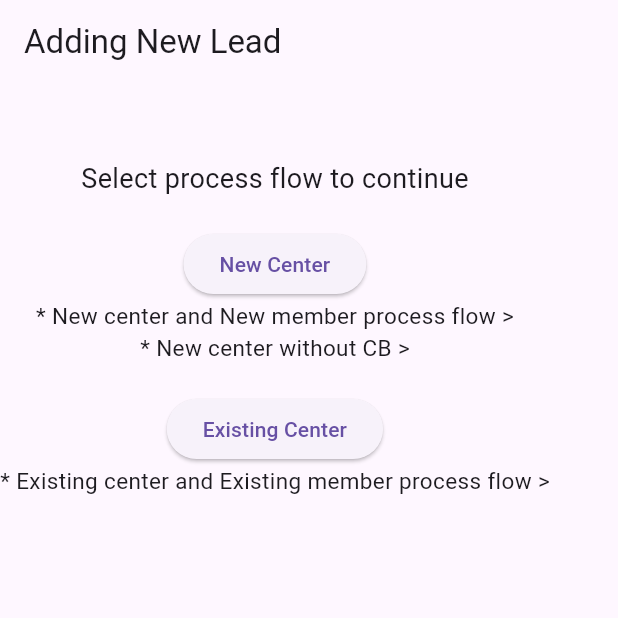
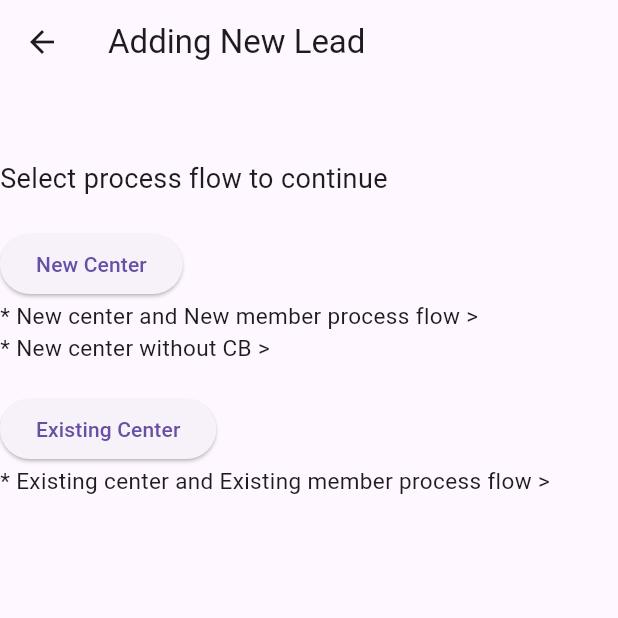
Before and after one commit to nandan15/los_app, a Flutter app: the BranchSelectScreen screen opened directly, after a tap on "New Lead Creation", on a phone screen of 412 x 824 dp, the top half of it. Run offline on Flutter 3.47's test engine with Material 3 defaults, Android fonts, the phone set to English and light mode, and no system bars.

Commit message:
Adjustments and UI fixes

```diff
--- a/lib/screens/branchSelect/branch_select.dart
+++ b/lib/screens/branchSelect/branch_select.dart
@@ -1,4 +1,5 @@
 import 'package:flutter/material.dart';
+import 'package:los_app/screens/newapplication/new_applicationscreen.dart';
 import 'package:los_app/screens/newleadcreation/new_leadscreen.dart';
 
 void main() {
@@ -61,7 +62,7 @@ class BranchSelectScreen extends StatelessWidget {
                 onPressed: () {
                   Navigator.push(
                     context,
-                    MaterialPageRoute(builder: (context) => NewLeadScreenApp()),
+                    MaterialPageRoute(builder: (context) => NewLeadScreen()),
                   );
                 },
                 icon: Icon(Icons.add),
@@ -81,6 +82,10 @@ class BranchSelectScreen extends StatelessWidget {
           ElevatedButton.icon(
             onPressed: () {
               // Handle Village Survey
+              // Navigator.push(
+              //   context,
+              //   MaterialPageRoute(builder: (context) => NewApplicationScreen()),
+              // );
             },
             icon: Icon(Icons.map),
             label: Text('Village Survey'),
--- a/lib/screens/newleadcreation/new_leadscreen.dart
+++ b/lib/screens/newleadcreation/new_leadscreen.dart
@@ -1,22 +1,12 @@
 import 'package:flutter/material.dart';
-import 'package:flutter/rendering.dart';
 import 'package:los_app/screens/new member/new_memeber.dart';
-void main() {
-  runApp(NewLeadScreenApp());
+
+class NewLeadScreen extends StatefulWidget {
+  @override
+  NewLeadScreenApp createState() => NewLeadScreenApp();
 }
 
-class NewLeadScreenApp extends StatelessWidget {
-  @override
-  Widget build(BuildContext context) {
-    return MaterialApp(
-      title: 'Adding New Lead',
-      theme: ThemeData(),
-      home: NewLeadScreen(),
-    );
-  }
-}
-
-class NewLeadScreen extends StatelessWidget {
+class NewLeadScreenApp extends State<NewLeadScreen> {
   @override
   Widget build(BuildContext context) {
     return Scaffold(
@@ -25,6 +15,8 @@ class NewLeadScreen extends StatelessWidget {
         ),
         body: SafeArea(
             child: Column(
+          mainAxisAlignment: MainAxisAlignment.start,
+          crossAxisAlignment: CrossAxisAlignment.start,
           children: [
             const SizedBox(height: 50),
             Text(
@@ -62,7 +54,7 @@ class NewLeadScreen extends StatelessWidget {
                 // Add your authentication logic here (e.g., check credentials)
                 Navigator.push(
                   context,
-                  MaterialPageRoute(builder: (context) => NewLeadScreenApp()),
+                  MaterialPageRoute(builder: (context) => NewLeadScreen()),
                 );
               },
               child: Text('Existing Center'),
```
Also changed, not shown: lib/screens/newapplication/new_applicationscreen.dart (+42 -127 lines).
